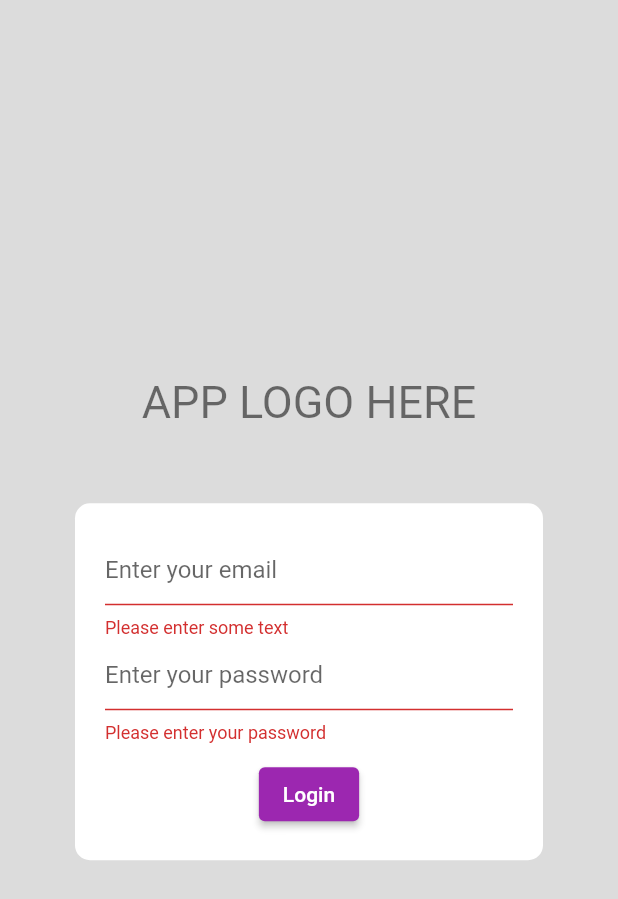
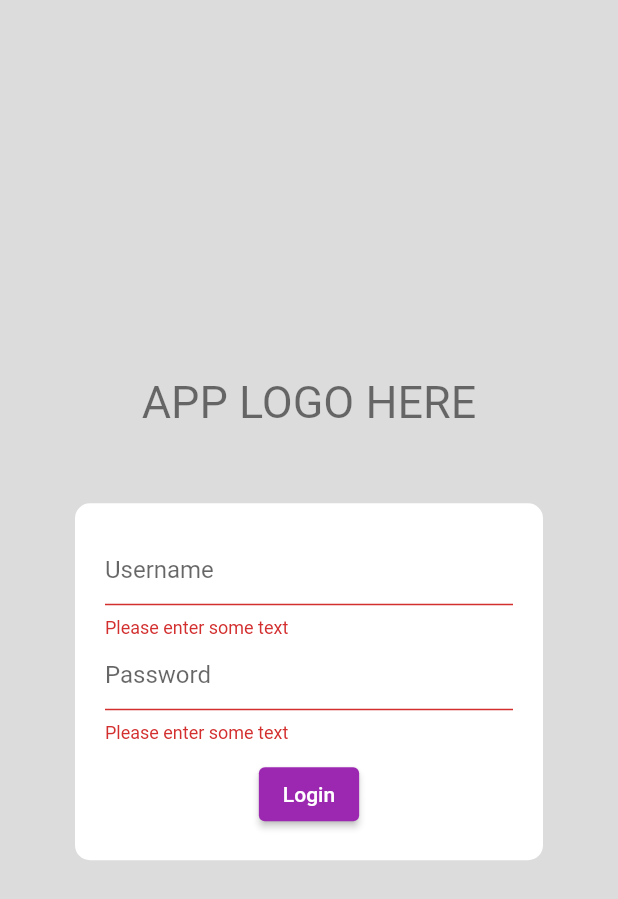
Before and after one commit to tthongprasert/flutter_getx_template, a Flutter app: the screen it shows after launch, after a tap on "Login", on a phone screen of 412 x 824 dp. Shown: the top 899 px of the screen. Run offline on Flutter 3.47's test engine with Material 2 defaults, Android fonts, the phone set to English and light mode, and no system bars; our stand-ins replace get; Roboto replaces fonts that are missing (Georgia).

Commit message:
Create networking floder and improve login feature

```diff
--- /dev/null
+++ b/lib/app/binding/login_binding.dart
@@ -0,0 +1,9 @@
+import 'package:flutter_getx_template/app/controllers/login_controller.dart';
+import 'package:get/get.dart';
+
+class LoginBinding extends Bindings {
+  @override
+  void dependencies() {
+    Get.put(LoginController());
+  }
+}
--- /dev/null
+++ b/lib/app/controllers/login_controller.dart
@@ -0,0 +1,34 @@
+import 'package:flutter_getx_template/app/data/repositories/authentication_repository.dart';
+import 'package:get/get.dart';
+
+class LoginController extends GetxController {
+  var _username = ''.obs;
+
+  get username => _username.value;
+
+  set username(val) => _username.value = val;
+
+  final _password = ''.obs;
+
+  get password => _password.value;
+
+  set password(val) => _password.value = val;
+
+  final _loading = false.obs;
+
+  get loading => _loading.value;
+
+  set loading(val) => _loading.value = val;
+
+  final AuthenticationRepository authenticationRepository =
+      AuthenticationRepository();
+
+  void loginWithEmailPassword() {
+    // authenticationRepository.login(username, password);
+
+    loading = true;
+    Future.delayed(Duration(milliseconds: 3000), () {
+      Get.offAndToNamed('/home');
+    });
+  }
+}
--- /dev/null
+++ b/lib/app/data/models/user_model.dart
@@ -0,0 +1,19 @@
+class UserModel {
+  int id;
+  String username;
+  String token;
+
+  UserModel({this.id, this.username, this.token});
+
+  UserModel.fromJson(Map<String, dynamic> json) {
+    this.id = json['id'];
+    this.username = json['name'];
+    this.token = json['token'];
+  }
+
+  Map<String, dynamic> toJson() => {
+        'id': id,
+        'username': username,
+        'token': token,
+      };
+}
--- /dev/null
+++ b/lib/app/data/repositories/authentication_repository.dart
@@ -0,0 +1,10 @@
+import 'package:flutter_getx_template/app/data/models/user_model.dart';
+import 'package:flutter_getx_template/app/data/providers/authentication_provider.dart';
+
+class AuthenticationRepository {
+  AuthenticationProvider _authenticationProvider = AuthenticationProvider();
+
+  Future<UserModel> login(String username, String password) async {
+    return await _authenticationProvider.login(username, password);
+  }
+}
--- /dev/null
+++ b/lib/app/networking/networking.dart
@@ -0,0 +1,3 @@
+export 'api_base_helper.dart';
+export 'api_exception.dart';
+export 'api_response.dart';
--- a/lib/app/routes/app_pages.dart
+++ b/lib/app/routes/app_pages.dart
@@ -1,4 +1,5 @@
 import 'package:flutter_getx_template/app/binding/home_binding.dart';
+import 'package:flutter_getx_template/app/binding/login_binding.dart';
 import 'package:flutter_getx_template/app/views/pages/home/home.dart';
 import 'package:flutter_getx_template/app/views/pages/login/login.dart';
 import 'package:get/get.dart';
@@ -7,7 +8,7 @@ part './app_routes.dart';
 
 abstract class AppPages {
   static final pages = [
-    GetPage(name: Routes.LOGIN, page: () => LoginPage()),
+    GetPage(name: Routes.LOGIN, page: () => LoginPage(), binding: LoginBinding()),
     GetPage(name: Routes.HOME, page: () => HomePage(), binding: HomeBinding()),
   ];
 }
--- a/lib/app/views/pages/login/login.dart
+++ b/lib/app/views/pages/login/login.dart
@@ -1,9 +1,11 @@
 import 'package:flutter/material.dart';
+import 'package:flutter_getx_template/app/controllers/login_controller.dart';
 import 'package:flutter_getx_template/app/views/global_widgets/form_submit_button.dart';
 import 'package:get/get.dart';
 
 class LoginPage extends StatelessWidget {
   final GlobalKey<FormState> _formKey = GlobalKey<FormState>();
+  final LoginController _loginController = Get.find<LoginController>();
 
   @override
   Widget build(BuildContext context) {
@@ -36,9 +38,13 @@ class LoginPage extends StatelessWidget {
                     children: [
                       TextFormField(
                         decoration: const InputDecoration(
-                          hintText: 'Enter your email',
+                          hintText: 'Username',
                         ),
-                        validator: (String value) {
+                        onChanged: (email) {
+                          _loginController.username = email;
+                        },
+                        keyboardType: TextInputType.emailAddress,
+                        validator: (value) {
                           if (value == null || value.isEmpty) {
                             return 'Please enter some text';
                           }
@@ -47,24 +53,34 @@ class LoginPage extends StatelessWidget {
                       ),
                       TextFormField(
                         decoration: const InputDecoration(
-                          hintText: 'Enter your password',
+                          hintText: 'Password',
                         ),
                         obscureText: true,
-                        validator: (String value) {
+                        onChanged: (password) {
+                          _loginController.password = password;
+                        },
+                        validator: (value) {
                           if (value == null || value.isEmpty) {
-                            return 'Please enter your password';
+                            return 'Please enter some text';
                           }
                           return null;
                         },
                       ),
-                      FormSubmitButton(
-                        formKey: _formKey,
-                        onPress: () {
-                          if (_formKey.currentState.validate()) {
-                            Get.offAndToNamed('/home');
-                          }
-                        },
-                      )
+                      Container(
+                        child: Obx(() => _loginController.loading
+                            ? Padding(
+                                padding: EdgeInsets.only(top: 20),
+                                child: CircularProgressIndicator(),
+                              )
+                            : FormSubmitButton(
+                                formKey: _formKey,
+                                onPress: () {
+                                  if (_formKey.currentState.validate()) {
+                                    _loginController.loginWithEmailPassword();
+                                  }
+                                },
+                              )),
+                      ),
                     ],
                   ),
                 ),
--- a/pubspec.yaml
+++ b/pubspec.yaml
@@ -12,6 +12,7 @@ dependencies:
     sdk: flutter
   get: ^4.1.4
   cupertino_icons: ^1.0.2
+  http: ^0.12.1
 
 dev_dependencies:
   flutter_test:
```
Also changed, not shown: lib/app/data/providers/authentication_provider.dart (added, +21 -0 lines), lib/app/networking/api_base_helper.dart (added, +38 -0 lines), lib/app/networking/api_exception.dart (added, +27 -0 lines), lib/app/networking/api_response.dart (added, +18 -0 lines).
